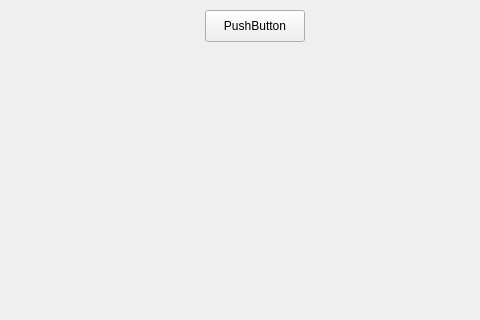
Qt form Viewer2/mainwindow.ui (BurMachine/3D_Viewer_v1.0) before a commit; both pictures show x 535 to 1015 and y 0 to 320 of the 1015 by 600 pixel window.
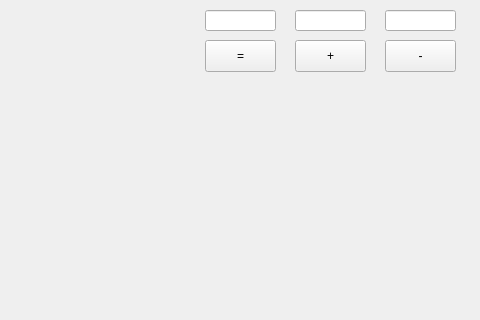
The same form after that commit. Custom widgets are drawn as their Qt base class.

What changed in the file:
```diff
--- a/Viewer2/mainwindow.ui
+++ b/Viewer2/mainwindow.ui
@@ -27,14 +27,70 @@
    <widget class="QPushButton" name="pushButton">
     <property name="geometry">
      <rect>
+      <x>830</x>
+      <y>40</y>
+      <width>71</width>
+      <height>32</height>
+     </rect>
+    </property>
+    <property name="text">
+     <string>+</string>
+    </property>
+   </widget>
+   <widget class="QPushButton" name="minus_minus">
+    <property name="geometry">
+     <rect>
+      <x>920</x>
+      <y>40</y>
+      <width>71</width>
+      <height>32</height>
+     </rect>
+    </property>
+    <property name="text">
+     <string>-</string>
+    </property>
+   </widget>
+   <widget class="QLineEdit" name="x_size">
+    <property name="geometry">
+     <rect>
       <x>740</x>
       <y>10</y>
-      <width>100</width>
+      <width>71</width>
+      <height>21</height>
+     </rect>
+    </property>
+   </widget>
+   <widget class="QLineEdit" name="y_size">
+    <property name="geometry">
+     <rect>
+      <x>830</x>
+      <y>10</y>
+      <width>71</width>
+      <height>21</height>
+     </rect>
+    </property>
+   </widget>
+   <widget class="QLineEdit" name="z_size">
+    <property name="geometry">
+     <rect>
+      <x>920</x>
+      <y>10</y>
+      <width>71</width>
+      <height>21</height>
+     </rect>
+    </property>
+   </widget>
+   <widget class="QPushButton" name="equal">
+    <property name="geometry">
+     <rect>
+      <x>740</x>
+      <y>40</y>
+      <width>71</width>
       <height>32</height>
      </rect>
     </property>
     <property name="text">
-     <string>PushButton</string>
+     <string>=</string>
     </property>
    </widget>
   </widget>
```
Left out of the diff: 2 changed lines with no effect on the pictures.
